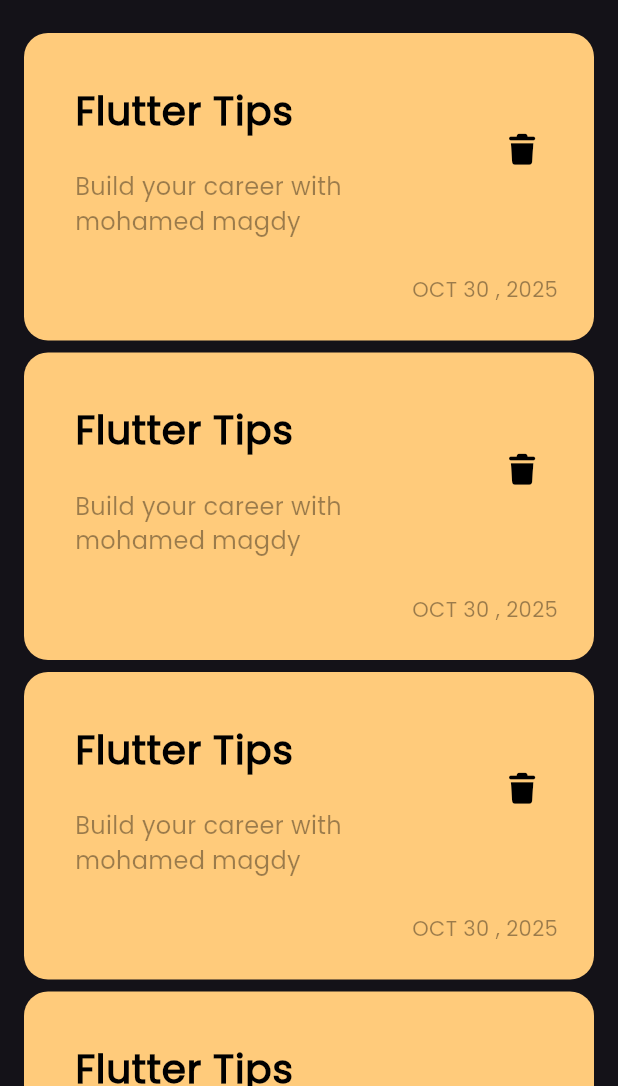
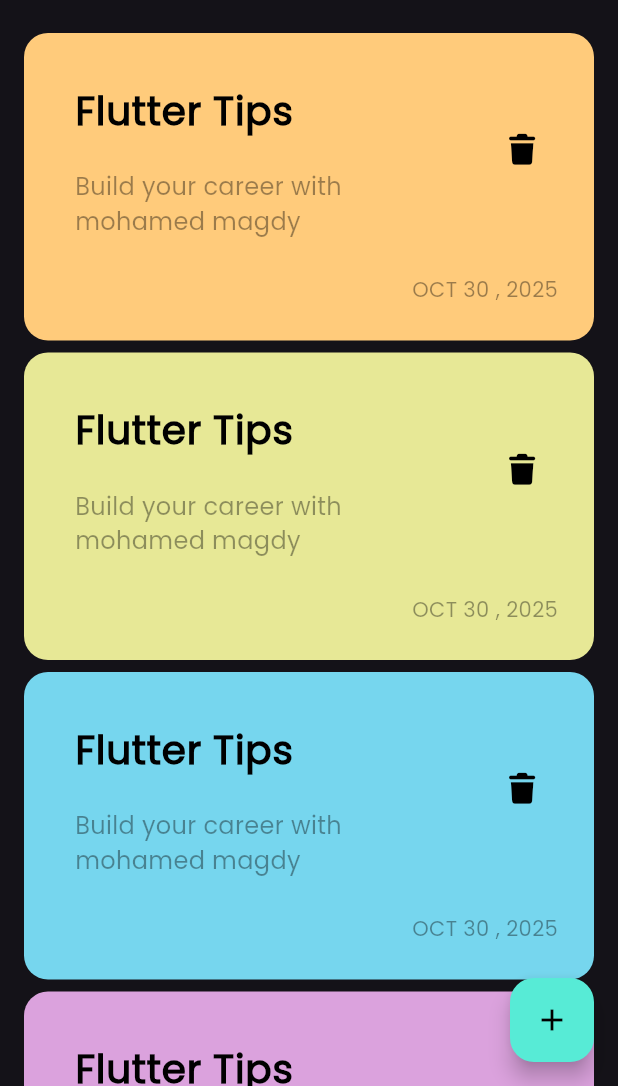
Before and after one commit to mohamed131999/notes_app, a Flutter app: the screen it shows after launch, on a phone screen of 412 x 824 dp, the part 150-1236 px from its top. Run offline on Flutter 3.47's test engine with Material 3 defaults, Android fonts, the phone set to English and light mode, and no system bars; our stand-ins replace font_awesome_flutter.

Commit message:
Add Note Color & Creating Floating Action Button

```diff
--- a/lib/views/notes_view.dart
+++ b/lib/views/notes_view.dart
@@ -6,6 +6,13 @@ class NotesView extends StatelessWidget {
 
   @override
   Widget build(BuildContext context) {
-    return Scaffold(body: NotesViewBody());
+    return Scaffold(
+      floatingActionButton: FloatingActionButton(
+        backgroundColor: Color(0xff57EBD6),
+        onPressed: () {},
+        child: const Icon(Icons.add, color: Colors.black),
+      ),
+      body: NotesViewBody(),
+    );
   }
 }
--- a/lib/widgets/custom_note_item.dart
+++ b/lib/widgets/custom_note_item.dart
@@ -2,15 +2,15 @@ import 'package:flutter/material.dart';
 import 'package:font_awesome_flutter/font_awesome_flutter.dart';
 
 class NoteItem extends StatelessWidget {
-  const NoteItem({super.key});
-
+  const NoteItem({super.key, required this.color});
+  final Color color;
   @override
   Widget build(BuildContext context) {
     return Container(
       padding: EdgeInsets.only(top: 24, bottom: 24, left: 18),
       // height: 200,
       decoration: BoxDecoration(
-        color: Color(0xffFFCB7B),
+        color: color,
         borderRadius: BorderRadius.circular(16),
       ),
       child: Column(
--- a/lib/widgets/notes_list_view.dart
+++ b/lib/widgets/notes_list_view.dart
@@ -3,14 +3,20 @@ import 'package:notesapp/widgets/custom_note_item.dart';
 
 class NotesListView extends StatelessWidget {
   const NotesListView({super.key});
-
+  final colors = const [
+    Color(0xffFFCB7B),
+    Color(0xffE7E896),
+    Color(0xff76D6EE),
+    Color(0xffDBA2DD),
+  ];
   @override
   Widget build(BuildContext context) {
     return ListView.builder(
       itemBuilder: (context, index) {
+        final color = colors[index % colors.length];
         return Padding(
           padding: const EdgeInsets.symmetric(vertical: 4.0),
-          child: NoteItem(),
+          child: NoteItem(color: color),
         );
       },
     );
--- a/lib/widgets/notes_view_body.dart
+++ b/lib/widgets/notes_view_body.dart
@@ -3,7 +3,7 @@ import 'package:notesapp/widgets/custom_app_bar.dart';
 import 'package:notesapp/widgets/notes_list_view.dart';
 
 class NotesViewBody extends StatelessWidget {
-  const NotesViewBody({super.key});
+  NotesViewBody({super.key});
 
   @override
   Widget build(BuildContext context) {
```
